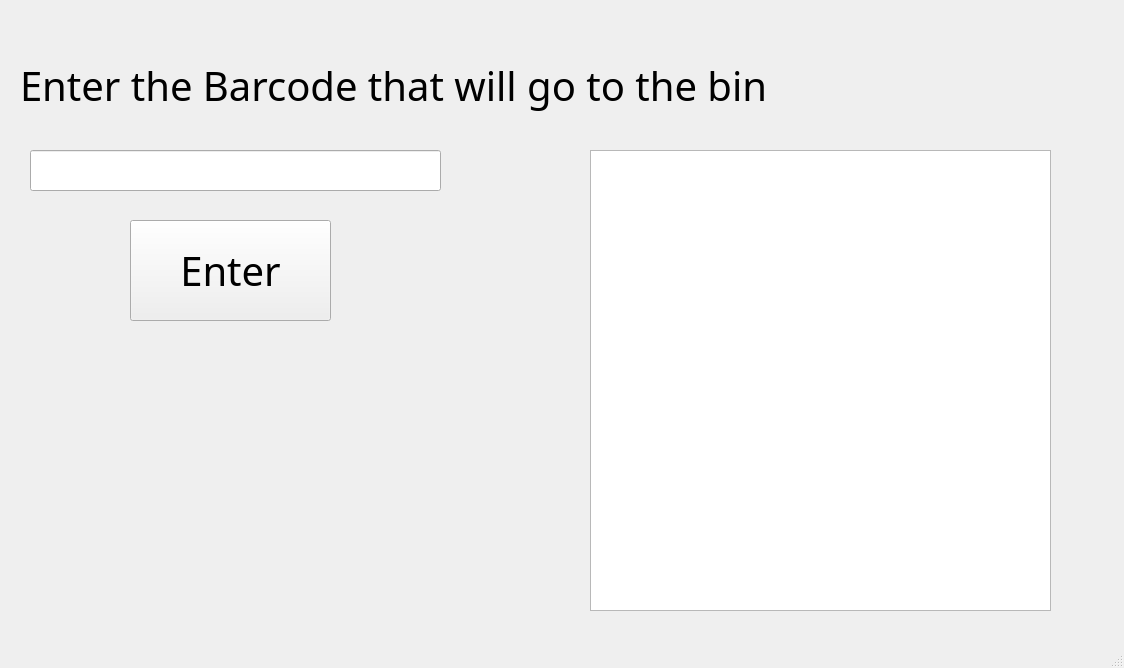
Qt form Amazon_FC_3.ui (ICS4U-Gallo/amazon-fc-assignment-ghost-coders) before a commit.
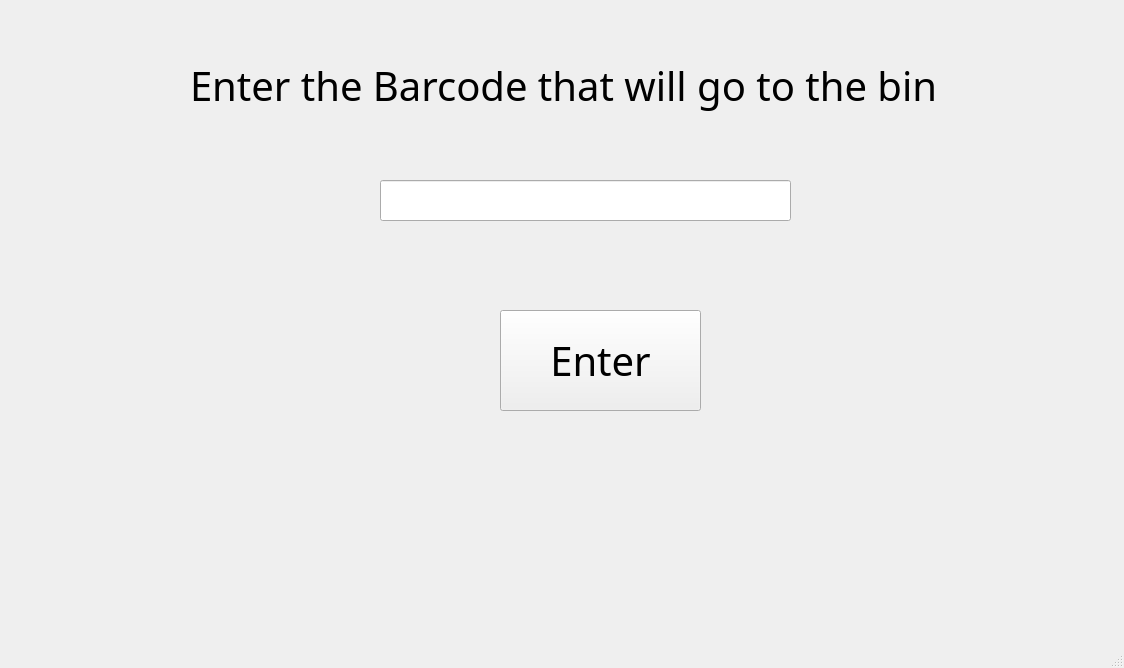
The same form after that commit.

The edit to the form file:
```diff
--- a/Amazon_FC_3.ui
+++ b/Amazon_FC_3.ui
@@ -17,8 +17,8 @@
    <widget class="QLineEdit" name="lineEdit">
     <property name="geometry">
      <rect>
-      <x>30</x>
-      <y>150</y>
+      <x>380</x>
+      <y>180</y>
       <width>411</width>
       <height>41</height>
      </rect>
@@ -27,7 +27,7 @@
    <widget class="QLabel" name="label">
     <property name="geometry">
      <rect>
-      <x>20</x>
+      <x>190</x>
       <y>30</y>
       <width>791</width>
       <height>111</height>
@@ -43,21 +43,11 @@
      <string>Enter the Barcode that will go to the bin</string>
     </property>
    </widget>
-   <widget class="QListView" name="listView">
-    <property name="geometry">
-     <rect>
-      <x>590</x>
-      <y>150</y>
-      <width>461</width>
-      <height>461</height>
-     </rect>
-    </property>
-   </widget>
    <widget class="QPushButton" name="Enter">
     <property name="geometry">
      <rect>
-      <x>130</x>
-      <y>220</y>
+      <x>500</x>
+      <y>310</y>
       <width>201</width>
       <height>101</height>
      </rect>
```
